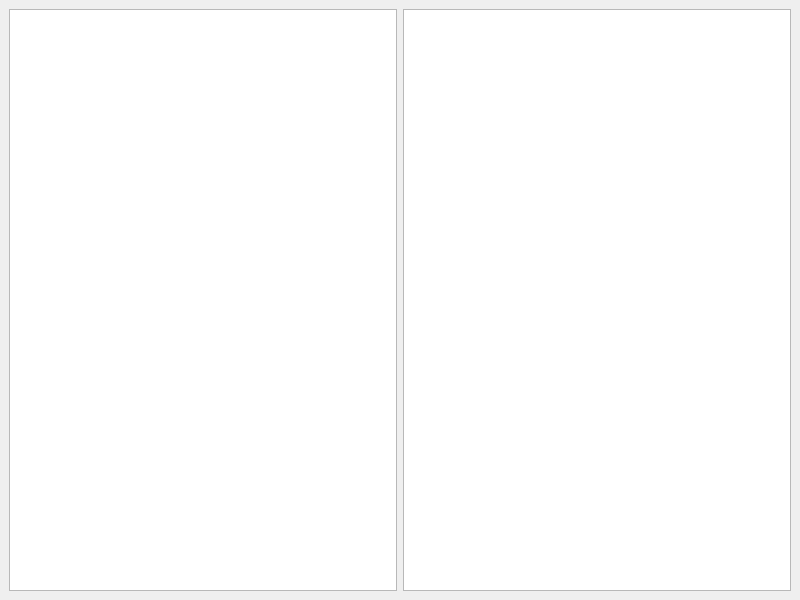
Above: src/filemanager.ui from khristinakokolus/file_manager before the change. Below: the same form after it.
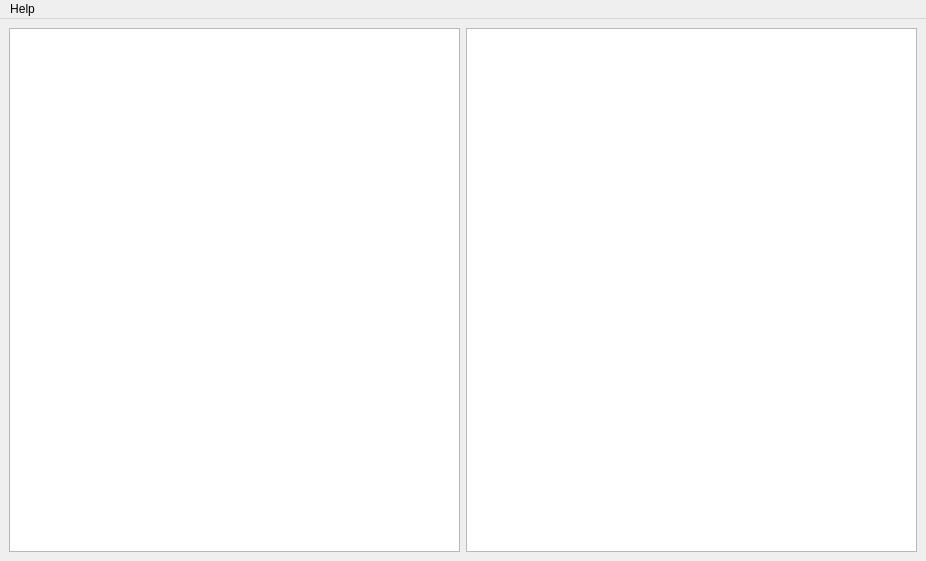
That is the form after the change.

Commit message: added files finding, files and directories creating and documentation button

```diff
--- a/src/filemanager.ui
+++ b/src/filemanager.ui
@@ -6,8 +6,8 @@
    <rect>
     <x>0</x>
     <y>0</y>
-    <width>800</width>
-    <height>600</height>
+    <width>926</width>
+    <height>561</height>
    </rect>
   </property>
   <property name="windowTitle">
@@ -23,6 +23,22 @@
     </item>
    </layout>
   </widget>
+  <widget class="QMenuBar" name="menuBar">
+   <property name="geometry">
+    <rect>
+     <x>0</x>
+     <y>0</y>
+     <width>926</width>
+     <height>26</height>
+    </rect>
+   </property>
+   <widget class="QMenu" name="menuHelp">
+    <property name="title">
+     <string>Help</string>
+    </property>
+   </widget>
+   <addaction name="menuHelp"/>
+  </widget>
  </widget>
  <resources/>
  <connections/>
```
The commit also changes 2 other files.
